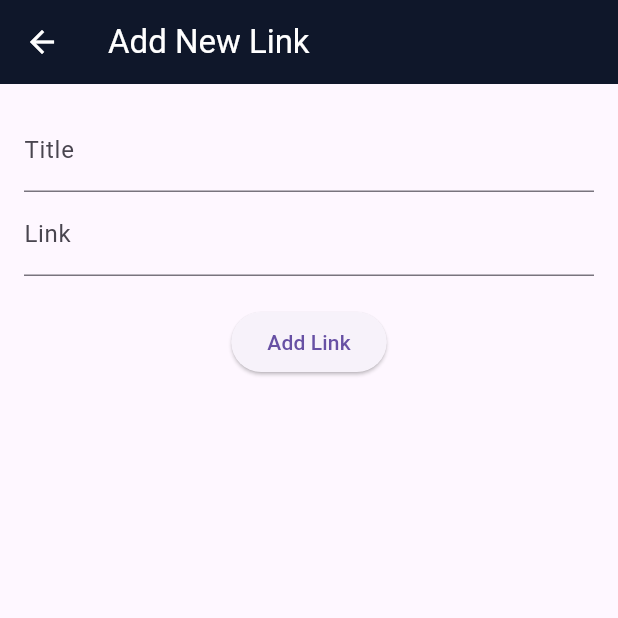
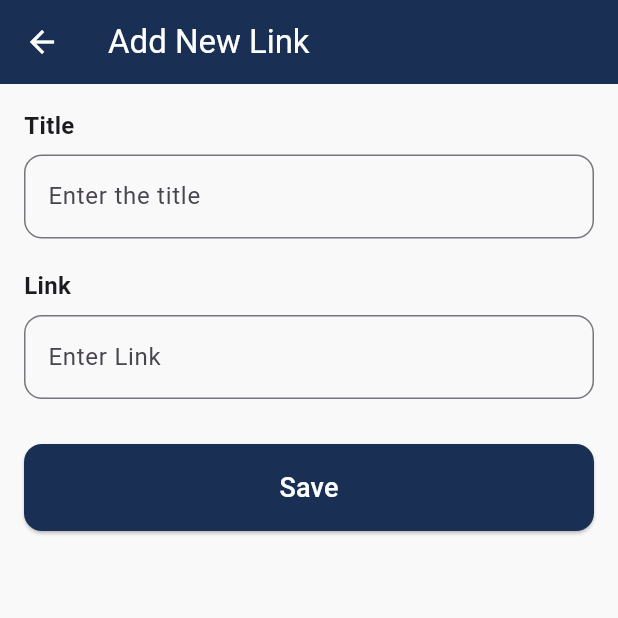
Before and after one commit to ajrahar/Kodegiri-Launcher, a Flutter app: the WebLauncherHomePage screen opened directly, on a phone screen of 412 x 824 dp, the top half of it. Run offline on Flutter 3.47's test engine with Material 3 defaults, Android fonts, the phone set to English and light mode, and no system bars; our stand-ins replace jwt_decoder, rflutter_alert, shared_preferences; accounts and stored records are empty; network calls fail.

Commit message:
[UPDATE] - Admin Screens - Manage Sales Screen & Add Screen

```diff
--- a/frontend/intern-new-main/lib/admin_screens/add_screen.dart
+++ b/frontend/intern-new-main/lib/admin_screens/add_screen.dart
@@ -19,8 +19,10 @@ class _WebLauncherHomePageState extends State<WebLauncherHomePage> {
   final _formKey = GlobalKey<FormState>();
   final TextEditingController _titleController = TextEditingController();
   final TextEditingController _linkController = TextEditingController();
-  int? _editingIndex;
   String token = '';
+
+  bool _isTitleValid = true;
+  bool _isLinkValid = true;
 
   void _saveLink() async {
     if (_formKey.currentState!.validate()) {
@@ -28,7 +30,11 @@ class _WebLauncherHomePageState extends State<WebLauncherHomePage> {
       final url = _linkController.text;
       token =
           await SharedPreferencesHelper.getString('token') ?? 'token tidak ada';
-      final Map<String, dynamic> linkData = {"user_ID": null, "title": title, "url": url};
+      final Map<String, dynamic> linkData = {
+        "user_ID": null,
+        "title": title,
+        "url": url
+      };
 
       try {
         final response = await http.post(
@@ -53,13 +59,15 @@ class _WebLauncherHomePageState extends State<WebLauncherHomePage> {
             );
           } else {
             ScaffoldMessenger.of(context).showSnackBar(
-              SnackBar(content: Text('Link Gagal ditambahkan ${data['message']}')),
+              SnackBar(
+                  content: Text('Link Gagal ditambahkan ${data['message']}')),
             );
             print('Link Gagal ditambahkan : ${data['message']}');
           }
         } else {
           ScaffoldMessenger.of(context).showSnackBar(
-            SnackBar(content: Text('Error satatus code ${response.statusCode}')),
+            SnackBar(
+                content: Text('Error satatus code ${response.statusCode}')),
           );
           print('Failed to get links: ${response.statusCode}');
         }
@@ -72,106 +80,109 @@ class _WebLauncherHomePageState extends State<WebLauncherHomePage> {
     }
   }
 
+  String? _validateField(String value, String field) {
+    if (value.isEmpty) {
+      setState(() {
+        if (field == 'title') _isTitleValid = false;
+        if (field == 'link') _isLinkValid = false;
+      });
+      return '$field should not be empty';
+    }
+    setState(() {
+      if (field == 'title') _isTitleValid = true;
+      if (field == 'link') _isLinkValid = true;
+    });
+    return null;
+  }
+
   @override
   Widget build(BuildContext context) {
     return Scaffold(
+      backgroundColor: const Color(0xFFFF9F9F9),
       appBar: AppBar(
-        title: const Text(
-          'Add New Link',
-          style: TextStyle(color: Colors.white),
-        ),
-        backgroundColor: const Color(0xFF0F172A),
-        leading: _editingIndex != null
-            ? IconButton(
-                icon: const Icon(Icons.arrow_back, color: Colors.white),
-                onPressed: _cancelEdit,
-              )
-            : null,
-        iconTheme: const IconThemeData(color: Colors.white),
+        backgroundColor: const Color.fromARGB(255, 25, 47, 84),
+        foregroundColor: Colors.white,
+        title: const Text('Add New Link'),
+        leading: IconButton(
+            onPressed: () {
+              Navigator.pushReplacementNamed(context, '/home');
+            },
+            icon: const Icon(Icons.arrow_back)),
       ),
       body: Padding(
         padding: const EdgeInsets.all(16.0),
-        child: Column(
-          children: [
-            Form(
+        child: Form(
           key: _formKey,
           child: Column(
+            crossAxisAlignment: CrossAxisAlignment.start,
             children: [
+              const Text(
+                'Title',
+                style: TextStyle(fontSize: 16, fontWeight: FontWeight.bold),
+              ),
+              const SizedBox(height: 8),
               TextFormField(
                 controller: _titleController,
-                    decoration: const InputDecoration(labelText: 'Title'),
-                    validator: (value) {
-                      if (value == null || value.isEmpty) {
-                        return 'Please enter a title';
-                      }
-                      return null;
-                    },
+                decoration: InputDecoration(
+                  hintText: 'Enter the title',
+                  border: OutlineInputBorder(
+                    borderRadius: BorderRadius.circular(12),
+                    borderSide: BorderSide(
+                      color: _isTitleValid ? Colors.grey : Colors.red,
                     ),
+                  ),
+                  focusedBorder: OutlineInputBorder(
+                    borderRadius: BorderRadius.circular(12),
+                    borderSide: const BorderSide(color: Colors.grey),
+                  ),
+                ),
+                validator: (value) => _validateField(value ?? '', 'name'),
+              ),
+              const SizedBox(height: 20),
+              const Text(
+                'Link',
+                style: TextStyle(fontSize: 16, fontWeight: FontWeight.bold),
+              ),
+              const SizedBox(height: 8),
               TextFormField(
                 controller: _linkController,
-                    decoration: const InputDecoration(labelText: 'Link'),
-                    validator: (value) {
-                      if (value == null || value.isEmpty) {
-                        return 'Please enter a link';
-                      } else if (!value.contains('.')) {
-                        return 'Please enter a valid link with a "."';
-                      }
-                      return null;
-                    },
-                  ),
-                  const SizedBox(height: 20),
-                  ElevatedButton(
-                    onPressed: _saveLink,
-                    child: Text(
-                        _editingIndex == null ? 'Add Link' : 'Update Link'),
-                  ),
-                ],
+                decoration: InputDecoration(
+                  hintText: 'Enter Link',
+                  border: OutlineInputBorder(
+                    borderRadius: BorderRadius.circular(12),
+                    borderSide: BorderSide(
+                      color: _isLinkValid ? Colors.grey : Colors.red,
                     ),
                   ),
-            const SizedBox(height: 20),
-            Expanded(
-              child: ListView.builder(
-                itemCount: _links.length,
-                itemBuilder: (context, index) {
-                  return ListTile(
-                    title: Text(_links[index]['title']!),
-                    subtitle: Text(_links[index]['link']!),
-                    trailing: Row(
-                      mainAxisSize: MainAxisSize.min,
-                      children: [
-                        IconButton(
-                          icon: const Icon(Icons.edit),
-                          onPressed: () => _editLink(index),
+                  focusedBorder: OutlineInputBorder(
+                    borderRadius: BorderRadius.circular(12),
+                    borderSide: const BorderSide(color: Colors.grey),
                   ),
-                        IconButton(
-                          icon: const Icon(Icons.delete),
-                          onPressed: () => _deleteLink(index),
                 ),
-                      ],
+                validator: (value) => _validateField(value ?? '', 'Link'),
               ),
-                    onTap: () => _launchLink(_links[index]['link']!),
-                  );
-                },
+              const SizedBox(height: 30),
+              SizedBox(
+                width: double.infinity,
+                child: ElevatedButton(
+                  onPressed: _saveLink,
+                  style: ElevatedButton.styleFrom(
+                    backgroundColor: const Color.fromARGB(255, 25, 47, 84),
+                    foregroundColor: Colors.white,
+                    padding: const EdgeInsets.symmetric(vertical: 16),
+                    shape: RoundedRectangleBorder(
+                      borderRadius: BorderRadius.circular(12),
+                    ),
+                  ),
+                  child: const Text('Save', style: TextStyle(fontSize: 18)),
                 ),
               ),
             ],
           ),
         ),
+      ),
     );
   }
-
-  void _editLink(int index) {
-    setState(() {
-      _titleController.text = _links[index]['title']!;
-      _linkController.text = _links[index]['link']!;
-      _editingIndex = index;
-    });
-  }
-
-  void _deleteLink(int index) {
-    setState(() {
-      _links.removeAt(index);
-    });
 }
 
 Future<void> _launchLink(String url) async {
@@ -185,14 +196,6 @@ class _WebLauncherHomePageState extends State<WebLauncherHomePage> {
   } else {
     throw 'Could not launch $url';
   }
-  }
-
-  void _cancelEdit() {
-    setState(() {
-      _editingIndex = null;
-      _titleController.clear();
-      _linkController.clear();
-    });
 }
 
 Future<void> _saveTitleToSharedPreferences(
@@ -209,9 +212,8 @@ class _WebLauncherHomePageState extends State<WebLauncherHomePage> {
   Random random = Random();
 
   // Generate a 6-character string from the chars list
-    String id = List.generate(6, (index) => chars[random.nextInt(chars.length)])
-        .join('');
+  String id =
+      List.generate(6, (index) => chars[random.nextInt(chars.length)]).join('');
 
   return id;
 }
-}
```
Also changed, not shown: frontend/intern-new-main/lib/admin_screens/manage_sales_screen.dart (+157 -39 lines). Lines whose indentation alone changed are shown as unchanged.
